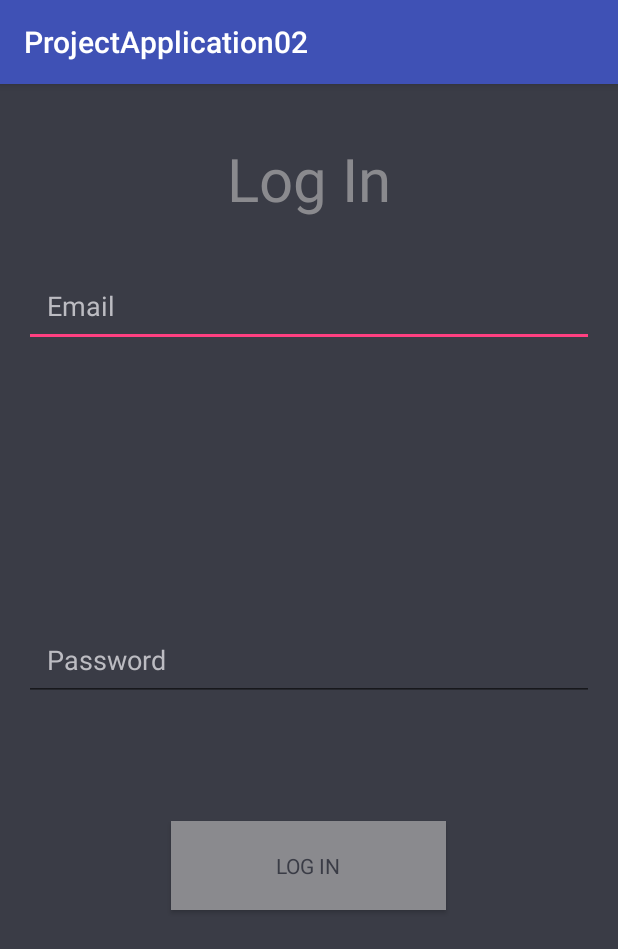
After one commit to ShuyangLiu/Social-Network-App, an Android app: the LoginPage screen opened directly, with no data from a screen before it, on a phone screen of 412 x 824 dp. The commit adds this screen. Shown: the top 949 px of the screen. Run offline under Robolectric (Android 15) with nearby library versions, the phone set to English and light mode, and no system bars; 1 statement that could not run was skipped.

Commit message:
add font and user interfaces of Login screen and Sign up screen

```diff
--- a/app/src/main/AndroidManifest.xml
+++ b/app/src/main/AndroidManifest.xml
@@ -15,6 +15,10 @@
                 <category android:name="android.intent.category.LAUNCHER" />
             </intent-filter>
         </activity>
+        <activity android:name=".LoginPage" >
+        </activity>
+        <activity android:name=".SignupPage" >
+        </activity>
     </application>
 
 </manifest>
--- /dev/null
+++ b/app/src/main/java/csc296/projectapplication02/LoginPage.java
@@ -0,0 +1,38 @@
+package csc296.projectapplication02;
+
+import android.graphics.Typeface;
+import android.support.v7.app.AppCompatActivity;
+import android.os.Bundle;
+import android.view.View;
+import android.widget.Button;
+import android.widget.EditText;
+import android.widget.TextView;
+
+public class LoginPage extends AppCompatActivity {
+
+    @Override
+    protected void onCreate(Bundle savedInstanceState) {
+        super.onCreate(savedInstanceState);
+        setContentView(R.layout.activity_login_page);
+
+        TextView mTitle = (TextView) findViewById(R.id.loginPage_title);
+        EditText mEmail = (EditText) findViewById(R.id.loginPage_editText_email);
+        EditText mPassword = (EditText) findViewById(R.id.loginPage_editText_password);
+        Button mLoginButton = (Button) findViewById(R.id.loginPage_button_login);
+
+        Typeface raleway = Typeface.createFromAsset(getAssets(),
+                "raleway/Raleway-Regular.ttf");
+
+        mTitle.setTypeface(raleway);
+        mEmail.setTypeface(raleway);
+        mPassword.setTypeface(raleway);
+        mLoginButton.setTypeface(raleway);
+
+        mLoginButton.setOnClickListener(new View.OnClickListener() {
+            @Override
+            public void onClick(View v) {
+                //TODO: check the email and password and log in
+            }
+        });
+    }
+}
--- /dev/null
+++ b/app/src/main/res/layout/activity_login_page.xml
@@ -0,0 +1,63 @@
+<?xml version="1.0" encoding="utf-8"?>
+<RelativeLayout
+    xmlns:android="http://schemas.android.com/apk/res/android"
+    xmlns:tools="http://schemas.android.com/tools"
+    android:layout_width="match_parent"
+    android:layout_height="match_parent"
+    android:paddingLeft="@dimen/activity_horizontal_margin"
+    android:paddingRight="@dimen/activity_horizontal_margin"
+    android:paddingTop="@dimen/activity_vertical_margin"
+    android:paddingBottom="@dimen/activity_vertical_margin"
+    android:background="#3A3C46"
+    tools:context="csc296.projectapplication02.LoginPage">
+
+    <TextView
+        android:layout_width="wrap_content"
+        android:layout_height="wrap_content"
+        android:text="@string/loginPage_title"
+        android:textSize="40sp"
+        android:layout_centerHorizontal="true"
+        android:layout_marginTop="20dp"
+        android:textColor="#8a8a8e"
+        android:id="@+id/loginPage_title"/>
+
+    <EditText
+        android:layout_width="match_parent"
+        android:layout_height="wrap_content"
+        android:hint="@string/loginPage_editText_email"
+        android:inputType="textEmailAddress"
+        android:id="@+id/loginPage_editText_email"
+        android:layout_below="@id/loginPage_title"
+        android:layout_marginTop="30dp"
+        android:textColor="#8a8a8e"
+        android:padding="15dp"
+        android:textColorHint="#bcbcc2"/>
+
+    <EditText
+        android:layout_width="match_parent"
+        android:layout_height="wrap_content"
+        android:hint="@string/loginPage_editText_password"
+        android:inputType="textPassword"
+        android:id="@+id/loginPage_editText_password"
+        android:textColor="#8a8a8e"
+        android:textColorHint="#bcbcc2"
+        android:layout_centerVertical="true"
+        android:padding="15dp"
+        android:layout_alignParentStart="true" />
+
+    <Button
+        android:layout_width="wrap_content"
+        android:layout_height="wrap_content"
+        android:text="@string/loginPage_button"
+        android:layout_marginTop="80dp"
+        android:paddingStart="70dp"
+        android:paddingEnd="70dp"
+        android:paddingTop="20dp"
+        android:paddingBottom="20dp"
+        android:background="#8a8a8e"
+        android:textColor="#3A3C46"
+        android:id="@+id/loginPage_button_login"
+        android:layout_below="@+id/loginPage_editText_password"
+        android:layout_centerHorizontal="true" />
+
+</RelativeLayout>
--- a/app/src/main/res/values/strings.xml
+++ b/app/src/main/res/values/strings.xml
@@ -1,3 +1,16 @@
 <resources>
     <string name="app_name">ProjectApplication02</string>
+    <string name="mainActivity_welcome">Welcome!</string>
+    <string name="mainActivity_loginButton">Log in</string>
+    <string name="mainActivity_signUp">Sign Up</string>
+    <string name="loginPage_title">Log In</string>
+    <string name="loginPage_editText_email">Email</string>
+    <string name="loginPage_editText_password">Password</string>
+    <string name="loginPage_button">Log In</string>
+    <string name="signupPage_title">Sign Up</string>
+    <string name="signupPage_editText_password">Password</string>
+    <string name="signupPage_editText_email">Email</string>
+    <string name="signupPage_editText_username">Username</string>
+    <string name="signupPage_editText_password_c">Retype Password</string>
+    <string name="signupPage_button_signup">Create an Account</string>
 </resources>
```
Also changed, not shown: app/src/main/java/csc296/projectapplication02/MainActivity.java (+32 -0 lines), app/src/main/java/csc296/projectapplication02/SignupPage.java (added, +43 -0 lines), app/src/main/java/csc296/projectapplication02/model/User.java (added, +11 -0 lines), app/src/main/java/csc296/projectapplication02/model/UserCollection.java (added, +7 -0 lines), app/src/main/res/layout/activity_main.xml (+51 -5 lines), app/src/main/res/layout/activity_signup_page.xml (added, +90 -0 lines).
